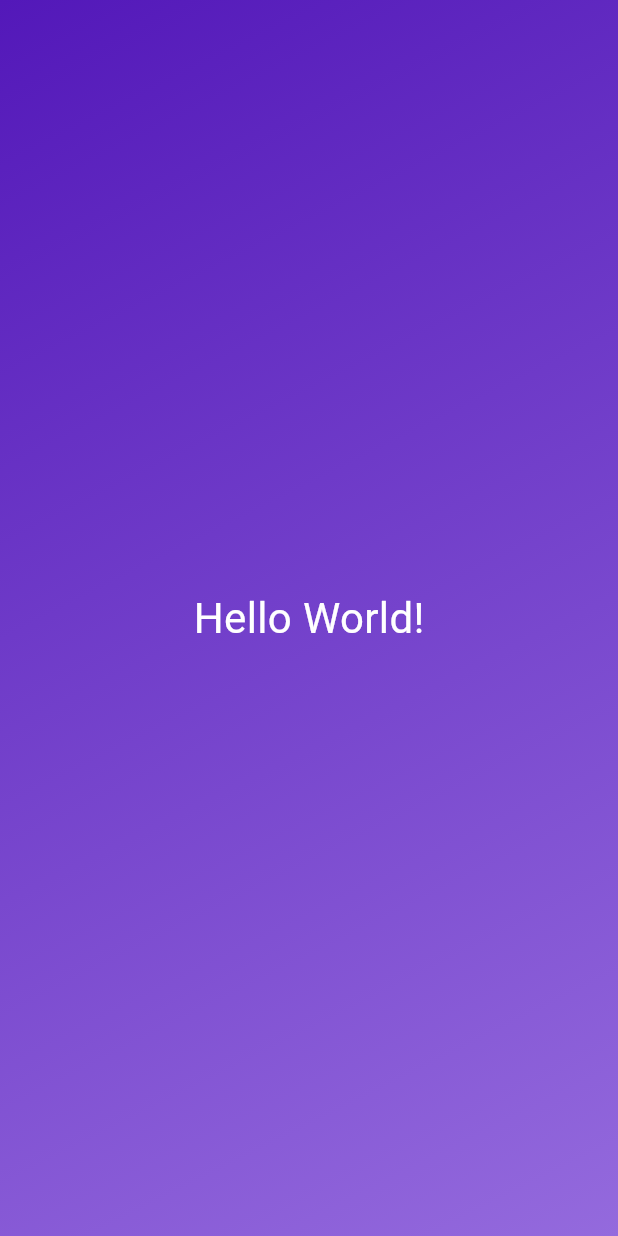
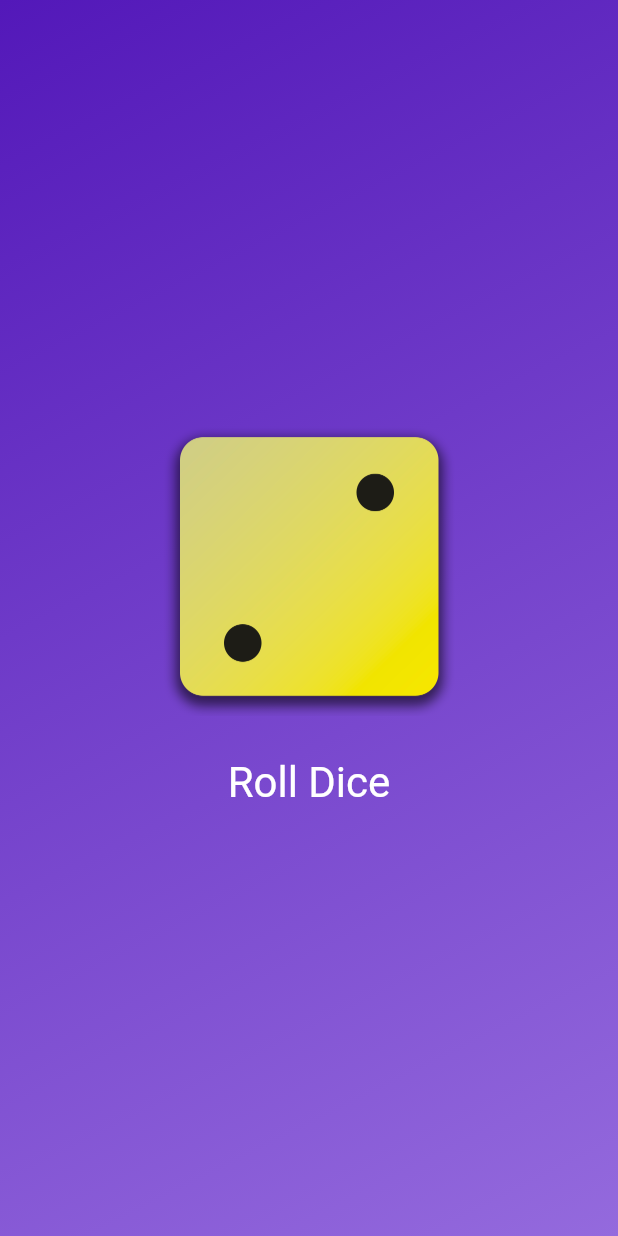
Before and after one commit to kevinmitchell36/flutter_basics, a Flutter app: the screen it shows after launch, on a phone screen of 412 x 824 dp. Run offline on Flutter 3.47's test engine with Material 3 defaults, Android fonts, the phone set to English and light mode, and no system bars.

Commit message:
Add assets and stateful class
Stateful class now updates UI with dice roll.

```diff
--- /dev/null
+++ b/lib/die_roller.dart
@@ -0,0 +1,43 @@
+import 'package:flutter/material.dart';
+import 'dart:math';
+
+final randomizer = Random();
+
+class DieRoller extends StatefulWidget {
+  const DieRoller({super.key});
+  @override
+  State<DieRoller> createState() {
+    return _DieRollerState();
+  }
+}
+
+class _DieRollerState extends State<DieRoller> {
+  var currentDiceRoll = 2;
+
+  void rollDice() {
+    setState(() {
+      currentDiceRoll = randomizer.nextInt(6) + 1;
+    });
+  }
+
+  @override
+  Widget build(context) {
+    return Column(
+      mainAxisSize: MainAxisSize.min,
+      children: [
+        Image.asset('assets/images/dice-$currentDiceRoll.png', width: 200),
+        const SizedBox(height: 20),
+        TextButton(
+          onPressed: rollDice,
+          style: TextButton.styleFrom(
+            foregroundColor: Colors.white,
+            textStyle: const TextStyle(
+              fontSize: 28,
+            ),
+          ),
+          child: const Text('Roll Dice'),
+        )
+      ],
+    );
+  }
+}
--- a/lib/gradient_container.dart
+++ b/lib/gradient_container.dart
@@ -1,14 +1,15 @@
+import 'package:basics/die_roller.dart';
 import 'package:flutter/material.dart';
-import 'package:basics/styled_text.dart';
 
 const startAlignment = Alignment.topLeft;
 const endAlignment = Alignment.bottomRight;
 
-class GradientContainer extends StatelessWidget {
+class GradientContainer extends StatelessWidget{
   const GradientContainer(this.color1, this.color2, {super.key});
 
   final Color color1;
   final Color color2;
+
 
   @override
   Widget build(context) {
@@ -20,7 +21,9 @@ class GradientContainer extends StatelessWidget {
           end: endAlignment,
         ),
       ),
-      child: const Center(child: StyledText('Hello World!')),
+      child: const Center(
+        child: DieRoller(),
+      ),
     );
   }
 }
```
Also changed, not shown: pubspec.yaml (+7 -4 lines), assets/images/dice-1.png (added), assets/images/dice-2.png (added), assets/images/dice-3.png (added), assets/images/dice-4.png (added), assets/images/dice-5.png (added), assets/images/dice-6.png (added).
